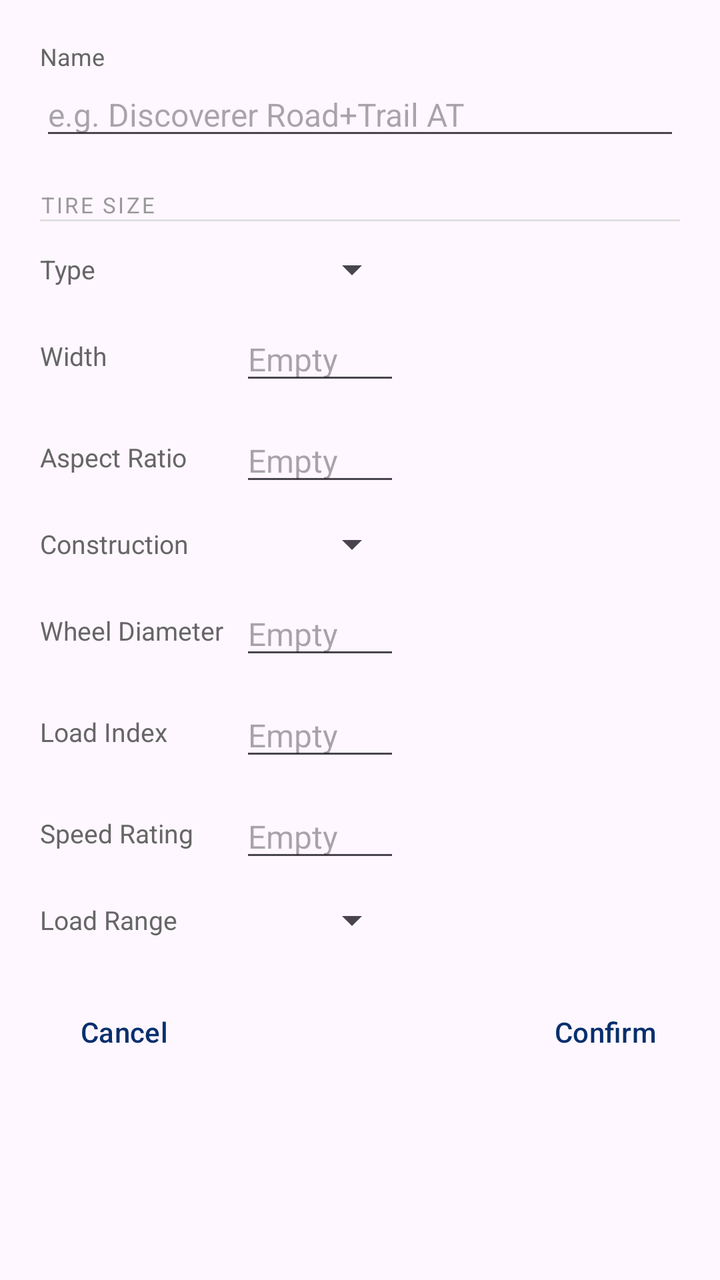
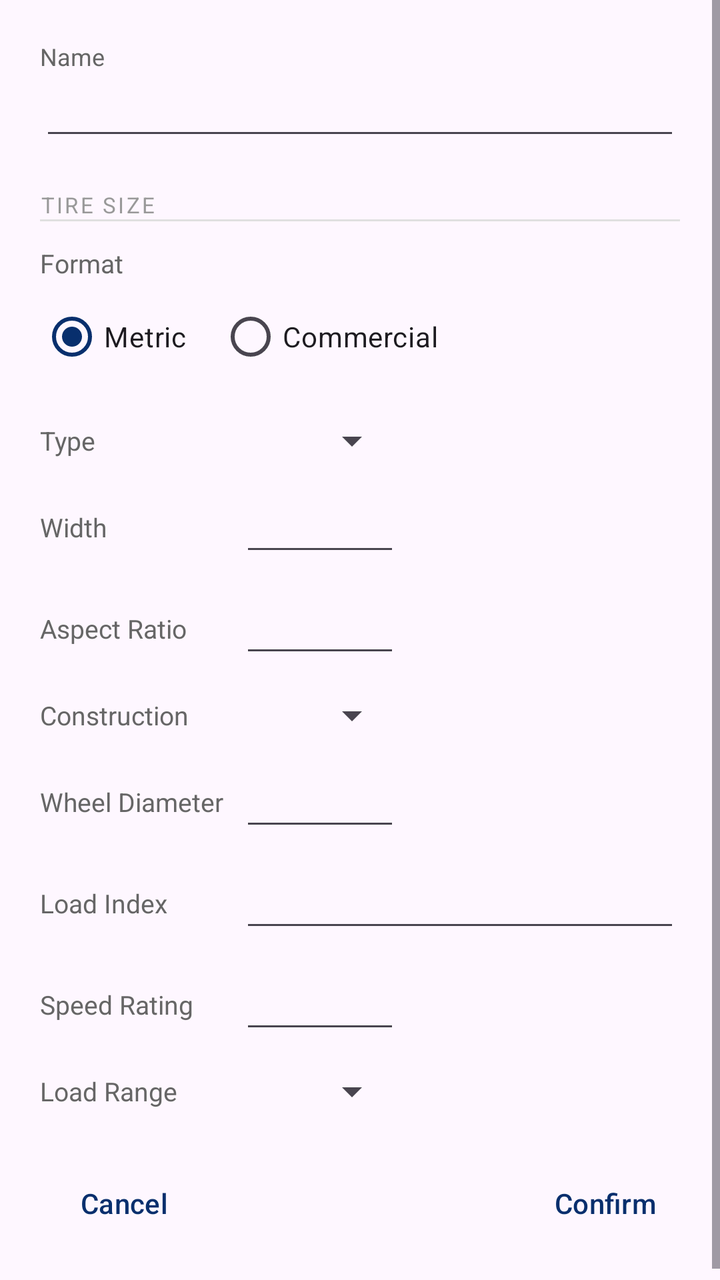

Two renders of the same Android screen: before a commit and after it. Below are the layout's source before the change and the commit's diff.
<!-- AndroidManifest.xml: application theme Theme.BarcodeScannerApp -->
<!-- res/layout/dialog_manual_entry.xml -->
<?xml version="1.0" encoding="utf-8"?>
<ScrollView xmlns:android="http://schemas.android.com/apk/res/android"
    android:layout_width="match_parent"
    android:layout_height="wrap_content">

    <LinearLayout
        android:layout_width="match_parent"
        android:layout_height="wrap_content"
        android:orientation="vertical"
        android:padding="20dp">

        <TextView
            android:layout_width="wrap_content"
            android:layout_height="wrap_content"
            android:text="Name"
            android:textSize="12sp"
            android:textColor="#666666" />

        <EditText
            android:id="@+id/brandInput"
            android:layout_width="match_parent"
            android:layout_height="wrap_content"
            android:hint="e.g. Discoverer Road+Trail AT"
            android:inputType="text"
            android:textSize="16sp" />

        <TextView
            android:layout_width="wrap_content"
            android:layout_height="wrap_content"
            android:layout_marginTop="20dp"
            android:text="TIRE SIZE"
            android:textSize="11sp"
            android:textColor="#999999"
            android:letterSpacing="0.1" />

        <View
            android:layout_width="match_parent"
            android:layout_height="1dp"
            android:layout_marginBottom="12dp"
            android:background="#E0E0E0" />

        <LinearLayout
            android:layout_width="match_parent"
            android:layout_height="wrap_content"
            android:orientation="horizontal"
            android:gravity="center_vertical"
            android:layout_marginBottom="12dp">

            <TextView
                android:layout_width="100dp"
                android:layout_height="wrap_content"
                android:text="Type"
                android:textSize="13sp"
                android:textColor="#666666" />

            <Spinner
                android:id="@+id/tirePrefixSpinner"
                android:layout_width="wrap_content"
                android:layout_height="wrap_content"
                android:minWidth="80dp" />

        </LinearLayout>

        <LinearLayout
            android:layout_width="match_parent"
            android:layout_height="wrap_content"
            android:orientation="horizontal"
            android:gravity="center_vertical"
            android:layout_marginBottom="12dp">

            <TextView
                android:layout_width="100dp"
                android:layout_height="wrap_content"
                android:text="Width"
                android:textSize="13sp"
                android:textColor="#666666" />

            <EditText
                android:id="@+id/tireWidthInput"
                android:layout_width="80dp"
                android:layout_height="wrap_content"
                android:hint="Empty"
                android:inputType="number"
                android:maxLength="3"
                android:textSize="16sp" />

        </LinearLayout>

        <LinearLayout
            android:layout_width="match_parent"
            android:layout_height="wrap_content"
            android:orientation="horizontal"
            android:gravity="center_vertical"
            android:layout_marginBottom="12dp">

            <TextView
                android:layout_width="100dp"
                android:layout_height="wrap_content"
                android:text="Aspect Ratio"
                android:textSize="13sp"
                android:textColor="#666666" />

            <EditText
                android:id="@+id/tireRatioInput"
                android:layout_width="80dp"
                android:layout_height="wrap_content"
                android:hint="Empty"
                android:inputType="number"
                android:maxLength="2"
                android:textSize="16sp" />

        </LinearLayout>

        <LinearLayout
            android:layout_width="match_parent"
            android:layout_height="wrap_content"
            android:orientation="horizontal"
            android:gravity="center_vertical"
            android:layout_marginBottom="12dp">

            <TextView
                android:layout_width="100dp"
                android:layout_height="wrap_content"
                android:text="Construction"
                android:textSize="13sp"
                android:textColor="#666666" />

            <Spinner
                android:id="@+id/tireConstructionSpinner"
                android:layout_width="wrap_content"
                android:layout_height="wrap_content"
                android:minWidth="80dp" />

        </LinearLayout>

        <LinearLayout
            android:layout_width="match_parent"
            android:layout_height="wrap_content"
            android:orientation="horizontal"
            android:gravity="center_vertical"
            android:layout_marginBottom="12dp">

            <TextView
                android:layout_width="100dp"
                android:layout_height="wrap_content"
                android:text="Wheel Diameter"
                android:textSize="13sp"
                android:textColor="#666666" />

            <EditText
                android:id="@+id/tireDiameterInput"
                android:layout_width="80dp"
                android:layout_height="wrap_content"
                android:hint="Empty"
                android:inputType="number"
                android:maxLength="2"
                android:textSize="16sp" />

        </LinearLayout>

        <LinearLayout
            android:layout_width="match_parent"
            android:layout_height="wrap_content"
            android:orientation="horizontal"
            android:gravity="center_vertical"
            android:layout_marginBottom="12dp">

            <TextView
                android:layout_width="100dp"
                android:layout_height="wrap_content"
                android:text="Load Index"
                android:textSize="13sp"
                android:textColor="#666666" />

            <EditText
                android:id="@+id/tireLoadIndexInput"
                android:layout_width="80dp"
                android:layout_height="wrap_content"
                android:hint="Empty"
                android:inputType="number"
                android:maxLength="3"
                android:textSize="16sp" />

        </LinearLayout>

        <LinearLayout
            android:layout_width="match_parent"
            android:layout_height="wrap_content"
            android:orientation="horizontal"
            android:gravity="center_vertical"
            android:layout_marginBottom="12dp">

            <TextView
                android:layout_width="100dp"
                android:layout_height="wrap_content"
                android:text="Speed Rating"
                android:textSize="13sp"
                android:textColor="#666666" />

            <EditText
                android:id="@+id/tireSpeedRatingInput"
                android:layout_width="80dp"
                android:layout_height="wrap_content"
                android:hint="Empty"
                android:inputType="textCapCharacters"
                android:maxLength="1"
                android:textSize="16sp" />

        </LinearLayout>

        <LinearLayout
            android:layout_width="match_parent"
            android:layout_height="wrap_content"
            android:orientation="horizontal"
            android:gravity="center_vertical"
            android:layout_marginBottom="12dp">

            <TextView
                android:layout_width="100dp"
                android:layout_height="wrap_content"
                android:text="Load Range"
                android:textSize="13sp"
                android:textColor="#666666" />

            <Spinner
                android:id="@+id/plyRatingSpinner"
                android:layout_width="wrap_content"
                android:layout_height="wrap_content"
                android:minWidth="80dp" />

        </LinearLayout>

        <LinearLayout
            android:layout_width="match_parent"
            android:layout_height="wrap_content"
            android:layout_marginTop="8dp"
            android:orientation="horizontal"
            android:gravity="end">

            <Button
                android:id="@+id/cancelButton"
                style="?android:attr/buttonBarButtonStyle"
                android:layout_width="wrap_content"
                android:layout_height="wrap_content"
                android:text="Cancel" />

            <View
                android:layout_width="0dp"
                android:layout_height="1dp"
                android:layout_weight="1" />

            <Button
                android:id="@+id/confirmButton"
                android:layout_width="wrap_content"
                android:layout_height="wrap_content"
                android:text="Confirm"
                android:layout_marginStart="8dp"
                style="?android:attr/buttonBarButtonStyle" />

        </LinearLayout>

    </LinearLayout>

</ScrollView>
<!-- resources referenced by this layout -->
<resources>
  <style name="Theme.BarcodeScannerApp" parent="Base.Theme.BarcodeScannerApp" />
  <style name="Base.Theme.BarcodeScannerApp" parent="Theme.Material3.DayNight.NoActionBar">
          <item name="android:statusBarColor">#C11236</item>
          <item name="colorPrimary">@color/blue</item>
          <item name="colorSurface">@color/white</item>
          <item name="colorOnSurface">@color/black</item>
      </style>
  <color name="blue">#082F6D</color>
  <color name="white">#FFFFFFFF</color>
  <color name="black">#FF000000</color>
</resources>

<!-- the commit's change to res/layout/dialog_manual_entry.xml (unified diff, before → after) -->
@@ -20,7 +20,7 @@
             android:id="@+id/brandInput"
             android:layout_width="match_parent"
             android:layout_height="wrap_content"
-            android:hint="e.g. Discoverer Road+Trail AT"
+            android:hint=""
             android:inputType="text"
             android:textSize="16sp" />
 
@@ -39,7 +39,42 @@
             android:layout_marginBottom="12dp"
             android:background="#E0E0E0" />
 
-        <LinearLayout
+        
+        <TextView
+            android:layout_width="wrap_content"
+            android:layout_height="wrap_content"
+            android:text="Format"
+            android:textSize="13sp"
+            android:textColor="#666666"
+            android:layout_marginBottom="4dp" />
+
+        
+        <RadioGroup
+            android:id="@+id/tireModeGroup"
+            android:layout_width="wrap_content"
+            android:layout_height="wrap_content"
+            android:orientation="horizontal"
+            android:layout_marginBottom="16dp">
+
+            <RadioButton
+                android:id="@+id/radioMetric"
+                android:layout_width="wrap_content"
+                android:layout_height="wrap_content"
+                android:text="Metric"
+                android:checked="true"
+                android:layout_marginEnd="16dp" />
+
+            <RadioButton
+                android:id="@+id/radioCommercial"
+                android:layout_width="wrap_content"
+                android:layout_height="wrap_content"
+                android:text="Commercial" />
+
+        </RadioGroup>
+
+        
+        <LinearLayout
+            android:id="@+id/rowPrefix"
             android:layout_width="match_parent"
             android:layout_height="wrap_content"
             android:orientation="horizontal"
@@ -79,14 +114,16 @@
                 android:id="@+id/tireWidthInput"
                 android:layout_width="80dp"
                 android:layout_height="wrap_content"
-                android:hint="Empty"
+                android:hint=""
                 android:inputType="number"
                 android:maxLength="3"
                 android:textSize="16sp" />
 
         </LinearLayout>
 
-        <LinearLayout
+        
+        <LinearLayout
+            android:id="@+id/rowRatio"
             android:layout_width="match_parent"
             android:layout_height="wrap_content"
             android:orientation="horizontal"
@@ -104,7 +141,7 @@
                 android:id="@+id/tireRatioInput"
                 android:layout_width="80dp"
                 android:layout_height="wrap_content"
-                android:hint="Empty"
+                android:hint=""
                 android:inputType="number"
                 android:maxLength="2"
                 android:textSize="16sp" />
@@ -151,9 +188,9 @@
                 android:id="@+id/tireDiameterInput"
                 android:layout_width="80dp"
                 android:layout_height="wrap_content"
-                android:hint="Empty"
-                android:inputType="number"
-                android:maxLength="2"
+                android:hint=""
+                android:inputType="numberDecimal"
+                android:maxLength="4"
                 android:textSize="16sp" />
 
         </LinearLayout>
@@ -174,11 +211,11 @@
 
             <EditText
                 android:id="@+id/tireLoadIndexInput"
-                android:layout_width="80dp"
-                android:layout_height="wrap_content"
-                android:hint="Empty"
-                android:inputType="number"
-                android:maxLength="3"
+                android:layout_width="match_parent"
+                android:layout_height="wrap_content"
+                android:hint=""
+                android:inputType="text"
+                android:maxLength="10"
                 android:textSize="16sp" />
 
         </LinearLayout>
@@ -201,9 +238,9 @@
                 android:id="@+id/tireSpeedRatingInput"
                 android:layout_width="80dp"
                 android:layout_height="wrap_content"
-                android:hint="Empty"
+                android:hint=""
                 android:inputType="textCapCharacters"
-                android:maxLength="1"
+                android:maxLength="2"
                 android:textSize="16sp" />
 
         </LinearLayout>
